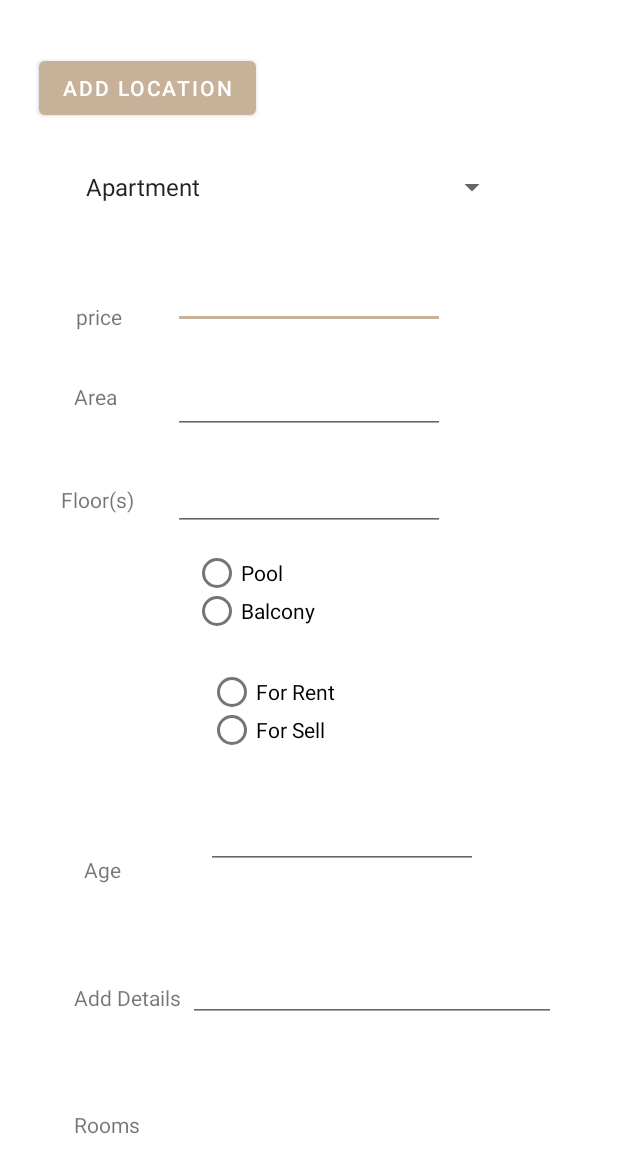
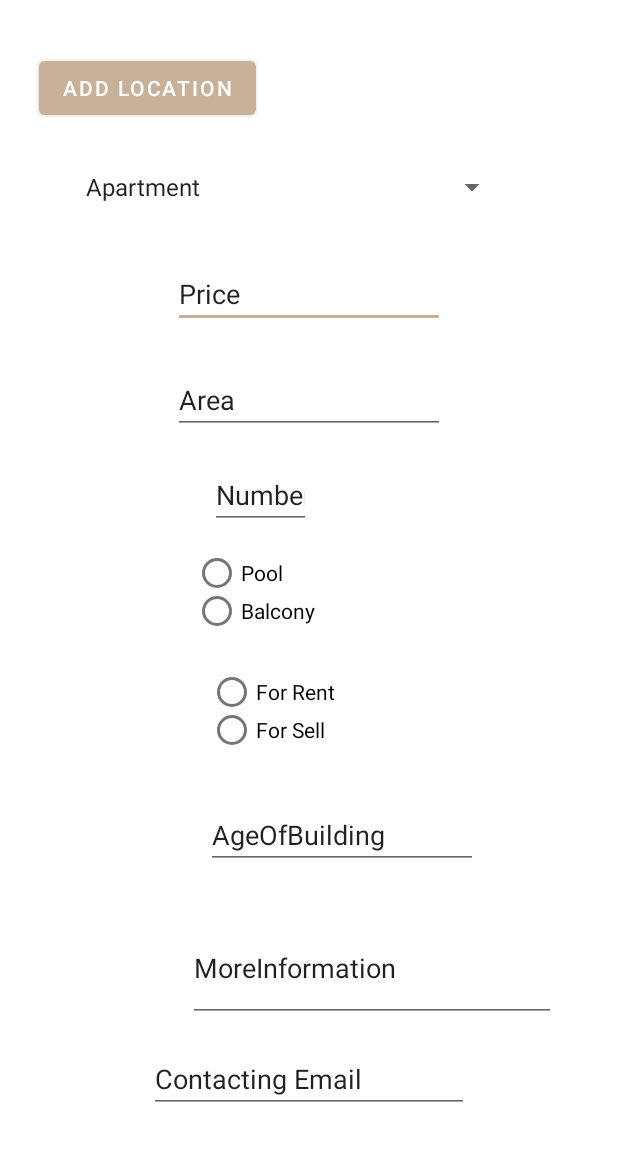
Before and after one commit to Codezilla-21/sweetHome, an Android app: the AddHome screen opened directly, with no data from a screen before it, on a phone screen of 412 x 824 dp. Shown: the top 1173 px of the screen. Run offline under Robolectric (Android 15) with nearby library versions, the phone set to English and light mode, and no system bars; libraries missing offline, so code that uses them is left out: com.amazonaws.mobile, com.amazonaws.mobileconnectors, com.amplifyframework.api, com.amplifyframework.auth, com.amplifyframework.core; Roboto replaces fonts that are not available here.

Commit message:
add email to schema

```diff
--- a/app/src/main/java/com/example/mysweethome/AddHome.java
+++ b/app/src/main/java/com/example/mysweethome/AddHome.java
@@ -21,6 +21,7 @@ import android.widget.RadioGroup;
 import android.widget.Spinner;
 import android.widget.TextView;
 
+import com.amazonaws.mobile.client.AWSMobileClient;
 import com.amazonaws.mobileconnectors.cognitoauth.Auth;
 import com.amplifyframework.api.graphql.model.ModelMutation;
 import com.amplifyframework.auth.cognito.AWSCognitoAuthSession;
@@ -59,6 +60,7 @@ public class AddHome extends AppCompatActivity {
     EditText age;
     EditText info;
     String rentOrSellST="";
+    EditText emailContacting;
   //  Boolean temp = false;
     String getEmail;
     String getUsersInfo;
@@ -69,16 +71,6 @@ public class AddHome extends AppCompatActivity {
         setContentView(R.layout.activity_add_home);
 
         imageUris=  new ArrayList<>();
-
-        Amplify.Auth.
-        Amplify.Auth.fetchAuthSession(
-                result -> {
-                    Log.i("AmplifyQuickstart", result.toString());
-
-                },
-                error -> Log.e("AmplifyQuickstart", error.toString())
-        );
-
 
     }
     @Override
@@ -106,6 +98,7 @@ public class AddHome extends AppCompatActivity {
         rooms= findViewById(R.id.numberOfRooms);
         age= findViewById(R.id.ageOfBuild);
         info= findViewById(R.id.moreDetails);
+        emailContacting= findViewById(R.id.emailContact);
 
 
         Spinner spinner = findViewById(R.id.type);
@@ -202,7 +195,7 @@ public class AddHome extends AppCompatActivity {
                         .image(imageUris)
                         .balcony(balconyB)
                         .type(selected)
-                        .email("kjlksdfds")
+                        .email(emailContacting.getText().toString())
                         .moreInfo(info.getText().toString())
                         .build();
 
--- a/app/src/main/res/layout/activity_add_home.xml
+++ b/app/src/main/res/layout/activity_add_home.xml
@@ -8,19 +8,20 @@
 
     <EditText
         android:id="@+id/numberOfRooms"
-        android:layout_width="181dp"
-        android:layout_height="42dp"
+        android:layout_width="65dp"
+        android:layout_height="33dp"
         android:layout_marginStart="109dp"
         android:layout_marginEnd="93dp"
         android:ems="10"
         android:inputType="number"
+        android:text="NumberOfRooms"
         android:visibility="invisible"
         app:layout_constraintBottom_toBottomOf="parent"
         app:layout_constraintEnd_toEndOf="parent"
         app:layout_constraintHorizontal_bias="1.0"
         app:layout_constraintStart_toStartOf="parent"
         app:layout_constraintTop_toTopOf="parent"
-        app:layout_constraintVertical_bias="0.904" />
+        app:layout_constraintVertical_bias="0.395" />
 
     <Spinner
         android:id="@+id/type"
@@ -43,13 +44,14 @@
         android:autoText="false"
         android:ems="10"
         android:inputType="number"
+        android:text="Price"
         android:visibility="visible"
         app:layout_constraintBottom_toBottomOf="parent"
         app:layout_constraintEnd_toEndOf="parent"
         app:layout_constraintHorizontal_bias="0.214"
         app:layout_constraintStart_toStartOf="parent"
         app:layout_constraintTop_toTopOf="parent"
-        app:layout_constraintVertical_bias="0.227" />
+        app:layout_constraintVertical_bias="0.226" />
 
     <EditText
         android:id="@+id/area"
@@ -59,6 +61,7 @@
         android:layout_marginEnd="93dp"
         android:ems="10"
         android:inputType="number"
+        android:text="Area"
         android:visibility="visible"
         app:layout_constraintBottom_toBottomOf="parent"
         app:layout_constraintEnd_toEndOf="parent"
@@ -69,12 +72,13 @@
 
     <EditText
         android:id="@+id/floor"
-        android:layout_width="181dp"
-        android:layout_height="42dp"
+        android:layout_width="67dp"
+        android:layout_height="40dp"
         android:layout_marginStart="109dp"
         android:layout_marginEnd="93dp"
         android:ems="10"
         android:inputType="number"
+        android:text="NumberOfFloor"
         android:visibility="visible"
         app:layout_constraintBottom_toBottomOf="parent"
         app:layout_constraintEnd_toEndOf="parent"
@@ -89,6 +93,7 @@
         android:layout_height="72dp"
         android:ems="10"
         android:inputType="textPersonName"
+        android:text="MoreInformation"
         android:visibility="visible"
         app:layout_constraintBottom_toBottomOf="parent"
         app:layout_constraintEnd_toEndOf="parent"
@@ -105,6 +110,7 @@
         android:layout_marginEnd="93dp"
         android:ems="10"
         android:inputType="number"
+        android:text="AgeOfBuilding"
         android:visibility="visible"
         app:layout_constraintBottom_toBottomOf="parent"
         app:layout_constraintEnd_toEndOf="parent"
@@ -197,84 +203,22 @@
         android:visibility="invisible"
         app:layout_constraintBottom_toBottomOf="parent"
         app:layout_constraintEnd_toEndOf="parent"
-        app:layout_constraintHorizontal_bias="0.498"
+        app:layout_constraintHorizontal_bias="0.51"
         app:layout_constraintStart_toStartOf="parent"
         app:layout_constraintTop_toBottomOf="@+id/numberOfRooms"
-        app:layout_constraintVertical_bias="0.706" />
+        app:layout_constraintVertical_bias="0.957" />
 
-    <TextView
-        android:id="@+id/textView5"
+    <EditText
+        android:id="@+id/emailContact"
         android:layout_width="wrap_content"
         android:layout_height="wrap_content"
-        android:layout_marginTop="20dp"
-        android:text="price"
-        app:layout_constraintBottom_toTopOf="@+id/area"
-        app:layout_constraintEnd_toStartOf="@+id/price"
-        app:layout_constraintHorizontal_bias="0.595"
+        android:ems="10"
+        android:inputType="textPersonName"
+        android:text="Contacting Email"
+        app:layout_constraintBottom_toTopOf="@+id/addToDatabase"
+        app:layout_constraintEnd_toEndOf="parent"
         app:layout_constraintStart_toStartOf="parent"
-        app:layout_constraintTop_toBottomOf="@+id/type"
-        app:layout_constraintVertical_bias="0.585" />
-
-    <TextView
-        android:id="@+id/textView6"
-        android:layout_width="wrap_content"
-        android:layout_height="wrap_content"
-        android:text="Area"
-        app:layout_constraintBottom_toTopOf="@+id/floor"
-        app:layout_constraintEnd_toStartOf="@+id/area"
-        app:layout_constraintHorizontal_bias="0.569"
-        app:layout_constraintStart_toStartOf="parent"
-        app:layout_constraintTop_toBottomOf="@+id/textView5"
-        app:layout_constraintVertical_bias="0.472" />
-
-    <TextView
-        android:id="@+id/textView7"
-        android:layout_width="wrap_content"
-        android:layout_height="wrap_content"
-        android:text="Floor(s)"
-        app:layout_constraintBottom_toTopOf="@+id/radioGroup"
-        app:layout_constraintEnd_toStartOf="@+id/floor"
-        app:layout_constraintHorizontal_bias="0.606"
-        app:layout_constraintStart_toStartOf="parent"
-        app:layout_constraintTop_toBottomOf="@+id/textView6"
-        app:layout_constraintVertical_bias="0.652" />
-
-    <TextView
-        android:id="@+id/textView8"
-        android:layout_width="wrap_content"
-        android:layout_height="wrap_content"
-        android:text="Age"
-        app:layout_constraintBottom_toTopOf="@+id/moreDetails"
-        app:layout_constraintEnd_toStartOf="@+id/ageOfBuild"
-        app:layout_constraintHorizontal_bias="0.495"
-        app:layout_constraintStart_toStartOf="parent"
-        app:layout_constraintTop_toBottomOf="@+id/radioGroup3"
-        app:layout_constraintVertical_bias="0.758" />
-
-    <TextView
-        android:id="@+id/textView9"
-        android:layout_width="wrap_content"
-        android:layout_height="wrap_content"
-        android:layout_marginTop="32dp"
-        android:text="Add Details"
-        app:layout_constraintBottom_toTopOf="@+id/numberOfRooms"
-        app:layout_constraintEnd_toStartOf="@+id/moreDetails"
-        app:layout_constraintHorizontal_bias="0.909"
-        app:layout_constraintStart_toStartOf="parent"
-        app:layout_constraintTop_toBottomOf="@+id/textView8"
-        app:layout_constraintVertical_bias="0.518" />
-
-    <TextView
-        android:id="@+id/textView10"
-        android:layout_width="wrap_content"
-        android:layout_height="wrap_content"
-        android:text="Rooms"
-        app:layout_constraintBottom_toBottomOf="parent"
-        app:layout_constraintEnd_toStartOf="@+id/numberOfRooms"
-        app:layout_constraintHorizontal_bias="0.531"
-        app:layout_constraintStart_toStartOf="parent"
-        app:layout_constraintTop_toBottomOf="@+id/textView9"
-        app:layout_constraintVertical_bias="0.503" />
+        app:layout_constraintTop_toBottomOf="@+id/moreDetails" />
 
 </androidx.constraintlayout.widget.ConstraintLayout>
 
```
